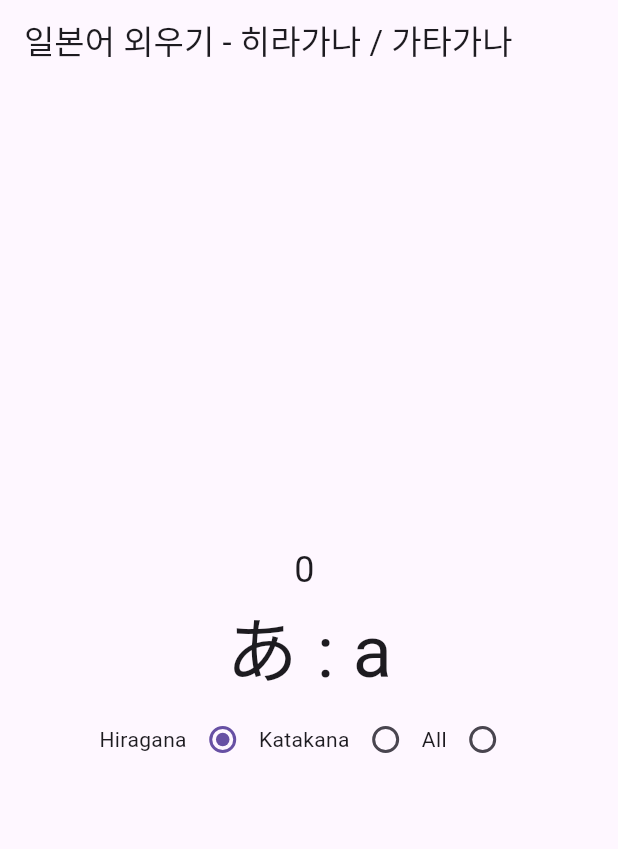
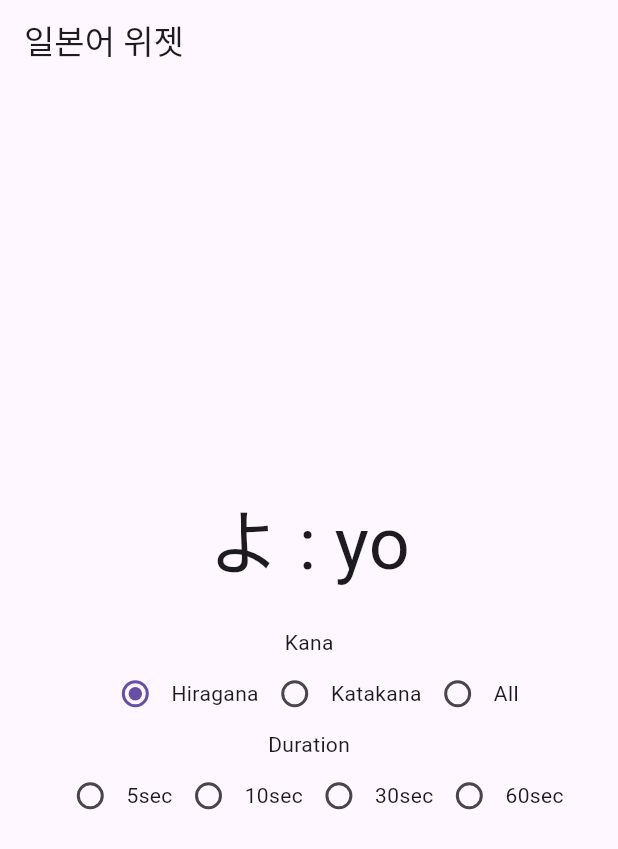
Before and after one commit to joohhcse/widget_japanese, a Flutter app: the screen it shows after launch, on a phone screen of 412 x 824 dp. Shown: the top 849 px of the screen. Run offline on Flutter 3.47's test engine with Material 3 defaults, Android fonts, the phone set to English and light mode, and no system bars; our stand-ins replace shared_preferences.

Commit message:
add duration options

```diff
--- a/lib/screen/home_screen.dart
+++ b/lib/screen/home_screen.dart
@@ -15,7 +15,6 @@ class HomeScreen extends StatefulWidget {
 }
 
 class _HomeScreenState extends State<HomeScreen> {
-  int _selectedOption = 0;
 
   @override
   void initState() {
@@ -27,7 +26,7 @@ class _HomeScreenState extends State<HomeScreen> {
     final provider = Provider.of<WordProvider>(context);
     return Scaffold(
       appBar: AppBar(
-        title: Text('일본어 외우기 - 히라가나 / 가타가나'),
+        title: Text('일본어 위젯'),
       ),
       body: Center(
         child: Column(
@@ -38,10 +37,6 @@ class _HomeScreenState extends State<HomeScreen> {
                 return Column(
                   children: [
                     Text(
-                      '${wordProvider.duration.inSeconds} ',
-                      style: TextStyle(fontSize: 24),
-                    ),
-                    Text(
                       wordProvider.currentWord,
                       style: TextStyle(fontSize: 48),
                     ),
@@ -50,16 +45,22 @@ class _HomeScreenState extends State<HomeScreen> {
               },
             ),
 
+            Row(
+              mainAxisAlignment: MainAxisAlignment.center,
+              children: [
+                Text(''),
+              ],
+            ),
+            Row(
+              mainAxisAlignment: MainAxisAlignment.center,
+              children: [
+                Text('Kana'),
+              ],
+            ),
             // Radio Option
             Row(
               mainAxisAlignment: MainAxisAlignment.center,
               children: [
-                // Text(
-                //   'Option',
-                //   style: TextStyle(fontSize: 20),
-                // ),
-                // CupertinoSwitch(value: value, onChanged: onChanged)
-                Text('Hiragana'),
                 Radio(
                   value: 0,
                   groupValue: provider.selectedOption,
@@ -69,7 +70,8 @@ class _HomeScreenState extends State<HomeScreen> {
                     }
                   },
                 ),
-                Text('Katakana'),
+                Text('Hiragana'),
+
                 Radio(
                   value: 1,
                   groupValue: provider.selectedOption,
@@ -79,7 +81,8 @@ class _HomeScreenState extends State<HomeScreen> {
                     }
                   },
                 ),
-                Text('All'),
+                Text('Katakana'),
+
                 Radio(
                   value: 2,
                   groupValue: provider.selectedOption,
@@ -89,6 +92,63 @@ class _HomeScreenState extends State<HomeScreen> {
                     }
                   },
                 ),
+                Text('All'),
+              ],
+            ),
+
+            Row(
+              mainAxisAlignment: MainAxisAlignment.center,
+              children: [
+                Text('Duration'),
+              ],
+            ),
+            // ComboBox for duration
+            Row(
+              mainAxisAlignment: MainAxisAlignment.center,
+              children: [
+                Radio(
+                  value: 5,
+                  groupValue: provider.durationSecond,
+                  onChanged: (int? value) {
+                    if (value != null) {
+                      provider.saveDurationOption(value);
+                    }
+                  },
+                ),
+                Text('5sec'),
+
+                Radio(
+                  value: 10,
+                  groupValue: provider.durationSecond,
+                  onChanged: (int? value) {
+                    if (value != null) {
+                      provider.saveDurationOption(value);
+                    }
+                  },
+                ),
+                Text('10sec'),
+
+                Radio(
+                  value: 30,
+                  groupValue: provider.durationSecond,
+                  onChanged: (int? value) {
+                    if (value != null) {
+                      provider.saveDurationOption(value);
+                    }
+                  },
+                ),
+                Text('30sec'),
+
+                Radio(
+                  value: 60,
+                  groupValue: provider.durationSecond,
+                  onChanged: (int? value) {
+                    if (value != null) {
+                      provider.saveDurationOption(value);
+                    }
+                  },
+                ),
+                Text('60sec'),
               ],
             ),
 
@@ -115,23 +175,32 @@ class WordProvider with ChangeNotifier {
   String _currentWord = "あ : a";
   Timer? _timer;
   static const platform = MethodChannel('com.example.widget/update');
-  Duration _duration = Duration(seconds: 5);
+
   DateTime? _nextUpdateTime;
   final Random _random = Random();
   int _selectedOption = 0;
+  int _durationSecond = 3;
+  Duration _duration = Duration(seconds: 1);
+
+  void updateDuration(int newValue) {
+    _duration = Duration(seconds: newValue);
+  }
 
   WordProvider() {
     _loadWord();
     _startTimer();
-    _loadSelectedOption();
+    loadSelectedOption();
+    loadDurationOption();
   }
 
   String get currentWord => _currentWord;
   int get selectedOption => _selectedOption;
+  int get durationSecond => _durationSecond;
+  Duration get duration => _duration;
 
-  Duration get duration => _nextUpdateTime != null
-      ? _nextUpdateTime!.difference(DateTime.now())
-      : Duration.zero;
+  // Duration get duration => _nextUpdateTime != null
+  //     ? _nextUpdateTime!.difference(DateTime.now())
+  //     : Duration.zero;
 
   void _loadWord() async {
     SharedPreferences prefs = await SharedPreferences.getInstance();
@@ -145,12 +214,8 @@ class WordProvider with ChangeNotifier {
   }
 
   void _startTimer() {
-    // _timer = Timer.periodic(Duration(seconds: 7), (timer) {
-    //   _changeWord();
-    // });
-
     _nextUpdateTime = DateTime.now().add(_duration);
-    _timer = Timer.periodic(Duration(seconds: 5), (timer) {
+    _timer = Timer.periodic(Duration(seconds: 1), (timer) {
       if (_nextUpdateTime != null && DateTime.now().isAfter(_nextUpdateTime!)) {
         _changeWord();
         _nextUpdateTime = DateTime.now().add(_duration);
@@ -227,8 +292,10 @@ class WordProvider with ChangeNotifier {
       _currentWord = allWords[idx];
     }
 
-    print(idx);
-    print(_selectedOption);
+    updateDuration(_durationSecond);
+
+    // print(idx);
+    // print(_selectedOption);
 
     _saveWord();
     notifyListeners();
@@ -243,7 +310,7 @@ class WordProvider with ChangeNotifier {
     }
   }
 
-  Future<void> _loadSelectedOption() async {
+  Future<void> loadSelectedOption() async {
     SharedPreferences prefs = await SharedPreferences.getInstance();
     _selectedOption = prefs.getInt('selectedOption') ?? 0;
     notifyListeners();
@@ -256,6 +323,21 @@ class WordProvider with ChangeNotifier {
     notifyListeners();
   }
 
+  Future<void> loadDurationOption() async {
+    SharedPreferences prefs = await SharedPreferences.getInstance();
+    _durationSecond = prefs.getInt('durationSecond') ?? 3;
+    notifyListeners();
+  }
+
+  Future<void> saveDurationOption(int option) async {
+    SharedPreferences prefs = await SharedPreferences.getInstance();
+    _durationSecond = option;
+    await prefs.setInt('durationSecond', option);
+    notifyListeners();
+  }
+
+
+
   @override
   void dispose() {
     _timer?.cancel();
--- a/pubspec.yaml
+++ b/pubspec.yaml
@@ -2,7 +2,7 @@ name: widget_japanese
 description: "A widget flutter project"
 publish_to: 'none' # Remove this line if you wish to publish to pub.dev
 
-version: 1.0.0+2
+version: 1.0.0+5
 
 environment:
   #  sdk: '>=3.2.3 <4.0.0'
```
Also changed, not shown: 1 other file.
